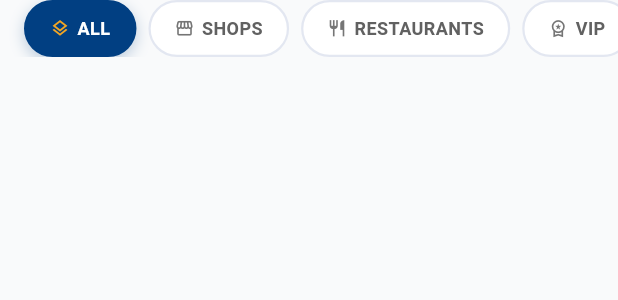
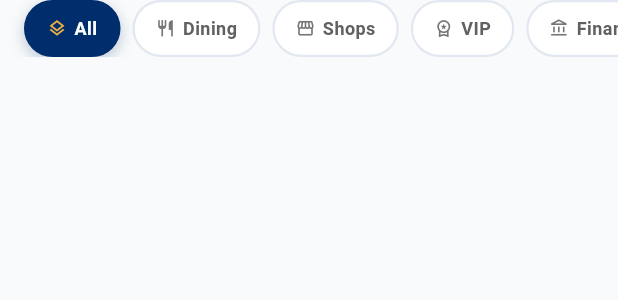
Before and after one commit to Samir-mo/koleya, a Flutter app: the MapCategoryFilter widget shown alone on an empty page, opened directly with empty values, on a phone screen of 412 x 824 dp. Shown: the top 300 px of the screen. Run offline on Flutter 3.47's test engine with Material 3 defaults, Android fonts, the phone set to English and light mode, and no system bars; our stand-ins replace cached_network_image, dio, easy_localization, equatable, flutter_animate, flutter_bloc and 8 more; accounts and stored records are empty; network calls fail; Roboto replaces fonts that are missing (Manrope).

Commit message:
Refactor indoor map feature to integrate new service model and improve API handling
- Removed IndoorMapRemoteDs and its related code, transitioning to ServicesDataSource for API calls.
- Updated IndoorMapRepo and IndoorMapRepoImpl to use ServiceModel instead of ServiceLocationModel.
- Modified IndoorRoutingService to accommodate the new ServiceModel.
- Adjusted IndoorMapCubit to handle service loading and filtering with the new model.
- Enhanced IndoorMapState to reflect changes in service data structure.
- Updated UI components (IndoorMapScreen, CategoryFilterBar, NavigationPanel, etc.) to align with the new service model and improve visual consistency.
- Refined marker appearance and behavior based on updated category definitions.
- Improved error handling and user feedback mechanisms throughout the indoor map feature.

```diff
--- a/lib/features/indoor_map/data/repo/indoor_map_repo.dart
+++ b/lib/features/indoor_map/data/repo/indoor_map_repo.dart
@@ -1,7 +1,5 @@
-import 'package:gate_buddy/features/indoor_map/data/models/service_location_model.dart';
+import 'package:gate_buddy/core/shared/models/service_model.dart';
 
 abstract class IndoorMapRepo {
-  Future<List<ServiceLocationModel>> getServicesWithLocation({
-    String? category,
-  });
+  Future<List<ServiceModel>> getServicesWithLocation({String? category});
 }
--- a/lib/features/indoor_map/logic/cubit/indoor_map_state.dart
+++ b/lib/features/indoor_map/logic/cubit/indoor_map_state.dart
@@ -1,17 +1,29 @@
 import 'package:equatable/equatable.dart';
-import 'package:gate_buddy/features/indoor_map/data/models/service_location_model.dart';
+import 'package:gate_buddy/core/shared/models/service_model.dart';
 import 'package:gate_buddy/features/indoor_map/domain/airport_waypoints.dart';
 import 'package:latlong2/latlong.dart';
 
 enum MapCategory {
   all('ALL'),
+  restaurants('RESTAURANTS'),
   shops('SHOPS'),
-  restaurants('RESTAURANTS'),
-  vip('VIP'),
-  services('SERVICES');
+  vipServices('VIP_SERVICES'),
+  financial('FINANCIAL'),
+  counters('COUNTERS'),
+  accessibility('ACCESSIBILITY');
 
-  const MapCategory(this.label);
-  final String label;
+  const MapCategory(this.value);
+  final String value;
+
+  String get label => switch (this) {
+        MapCategory.all => 'All',
+        MapCategory.restaurants => 'Dining',
+        MapCategory.shops => 'Shops',
+        MapCategory.vipServices => 'VIP',
+        MapCategory.financial => 'Finance',
+        MapCategory.counters => 'Counters',
+        MapCategory.accessibility => 'Access',
+      };
 }
 
 enum NavigationMode { none, routing, navigating }
@@ -27,13 +39,13 @@ class IndoorMapInitial extends IndoorMapState {}
 class IndoorMapLoading extends IndoorMapState {}
 
 class IndoorMapLoaded extends IndoorMapState {
-  final List<ServiceLocationModel> allServices;
-  final List<ServiceLocationModel> filteredServices;
+  final List<ServiceModel> allServices;
+  final List<ServiceModel> filteredServices;
   final MapCategory selectedCategory;
-  final ServiceLocationModel? selectedService;
+  final ServiceModel? selectedService;
   final NavigationMode navigationMode;
   final IndoorRoute? activeRoute;
-  final ServiceLocationModel? navigationDestination;
+  final ServiceModel? navigationDestination;
   final int currentStepIndex;
   final LatLng userPosition;
   final int simulationPointIndex;
@@ -68,15 +80,15 @@ class IndoorMapLoaded extends IndoorMapState {
   }
 
   IndoorMapLoaded copyWith({
-    List<ServiceLocationModel>? allServices,
-    List<ServiceLocationModel>? filteredServices,
+    List<ServiceModel>? allServices,
+    List<ServiceModel>? filteredServices,
     MapCategory? selectedCategory,
-    ServiceLocationModel? selectedService,
+    ServiceModel? selectedService,
     bool clearSelected = false,
     NavigationMode? navigationMode,
     IndoorRoute? activeRoute,
     bool clearRoute = false,
-    ServiceLocationModel? navigationDestination,
+    ServiceModel? navigationDestination,
     bool clearDestination = false,
     int? currentStepIndex,
     LatLng? userPosition,
@@ -86,9 +98,8 @@ class IndoorMapLoaded extends IndoorMapState {
       allServices: allServices ?? this.allServices,
       filteredServices: filteredServices ?? this.filteredServices,
       selectedCategory: selectedCategory ?? this.selectedCategory,
-      selectedService: clearSelected
-          ? null
-          : (selectedService ?? this.selectedService),
+      selectedService:
+          clearSelected ? null : (selectedService ?? this.selectedService),
       navigationMode: navigationMode ?? this.navigationMode,
       activeRoute: clearRoute ? null : (activeRoute ?? this.activeRoute),
       navigationDestination: clearDestination
--- a/lib/features/indoor_map/ui/widgets/map_category_filter.dart
+++ b/lib/features/indoor_map/ui/widgets/map_category_filter.dart
@@ -1,4 +1,5 @@
 import 'package:flutter/material.dart';
+import 'package:gate_buddy/core/themes/app_colors.dart';
 import 'package:gate_buddy/features/indoor_map/logic/cubit/indoor_map_state.dart';
 
 class MapCategoryFilter extends StatelessWidget {
@@ -11,9 +12,6 @@ class MapCategoryFilter extends StatelessWidget {
     required this.onSelected,
   });
 
-  static const _primaryBlue = Color(0xFF013F82);
-  static const _accentGold = Color(0xFFF3A623);
-
   @override
   Widget build(BuildContext context) {
     return SizedBox(
@@ -25,26 +23,25 @@ class MapCategoryFilter extends StatelessWidget {
           final isActive = selected == cat;
           return Padding(
             padding: const EdgeInsets.only(right: 8),
+            child: GestureDetector(
+              onTap: () => onSelected(cat),
               child: AnimatedContainer(
                 duration: const Duration(milliseconds: 200),
-              child: GestureDetector(
-                onTap: () => onSelected(cat),
-                child: Container(
-                  padding: const EdgeInsets.symmetric(
-                    horizontal: 16,
-                    vertical: 8,
-                  ),
+                padding:
+                    const EdgeInsets.symmetric(horizontal: 14, vertical: 8),
                 decoration: BoxDecoration(
-                    color: isActive ? _primaryBlue : Colors.white,
+                  color: isActive ? AppColors.primary200 : Colors.white,
                   borderRadius: BorderRadius.circular(20),
                   border: Border.all(
-                      color: isActive ? _primaryBlue : const Color(0xFFE3E7F1),
+                    color: isActive
+                        ? AppColors.primary200
+                        : const Color(0xFFE3E7F1),
                     width: 1.5,
                   ),
                   boxShadow: isActive
                       ? [
                           BoxShadow(
-                              color: _primaryBlue.withOpacity(0.25),
+                            color: AppColors.primary200.withValues(alpha: 0.25),
                             blurRadius: 8,
                             offset: const Offset(0, 3),
                           ),
@@ -57,7 +54,9 @@ class MapCategoryFilter extends StatelessWidget {
                     Icon(
                       _iconForCategory(cat),
                       size: 13,
-                        color: isActive ? _accentGold : Colors.grey.shade600,
+                      color: isActive
+                          ? AppColors.secondary200
+                          : Colors.grey.shade600,
                     ),
                     const SizedBox(width: 5),
                     Text(
@@ -65,12 +64,12 @@ class MapCategoryFilter extends StatelessWidget {
                       style: TextStyle(
                         fontSize: 12,
                         fontWeight: FontWeight.w600,
-                          color: isActive ? Colors.white : Colors.grey.shade700,
+                        color:
+                            isActive ? Colors.white : Colors.grey.shade700,
                         letterSpacing: 0.3,
                       ),
                     ),
                   ],
-                  ),
                 ),
               ),
             ),
@@ -80,13 +79,13 @@ class MapCategoryFilter extends StatelessWidget {
     );
   }
 
-  IconData _iconForCategory(MapCategory cat) {
-    return switch (cat) {
+  IconData _iconForCategory(MapCategory cat) => switch (cat) {
         MapCategory.all => Icons.layers_outlined,
+        MapCategory.restaurants => Icons.restaurant_outlined,
         MapCategory.shops => Icons.storefront_outlined,
-      MapCategory.restaurants => Icons.restaurant_outlined,
-      MapCategory.vip => Icons.workspace_premium_outlined,
-      MapCategory.services => Icons.miscellaneous_services_outlined,
+        MapCategory.vipServices => Icons.workspace_premium_outlined,
+        MapCategory.financial => Icons.account_balance_outlined,
+        MapCategory.counters => Icons.confirmation_number_outlined,
+        MapCategory.accessibility => Icons.accessibility_new_outlined,
       };
 }
-}
```
Also changed, not shown: lib/features/indoor_map/data/remote/indoor_map_remote_ds.dart (deleted, +0 -50 lines), lib/features/indoor_map/data/repo/indoor_map_repo_impl.dart (+7 -7 lines), lib/features/indoor_map/domain/indoor_routing_service.dart (+4 -3 lines), lib/features/indoor_map/logic/cubit/indoor_map_cubit.dart (+35 -36 lines), lib/features/indoor_map/ui/category_filter_bar.dart (+5 -6 lines), lib/features/indoor_map/ui/indoor_map_screen.dart (+69 -96 lines), lib/features/indoor_map/ui/widgets/navigation_panel.dart (+13 -13 lines), lib/features/indoor_map/ui/widgets/service_detail_sheet.dart (+65 -42 lines), lib/features/indoor_map/ui/widgets/user_position_marker.dart (+4 -6 lines). Lines whose indentation alone changed are shown as unchanged.
